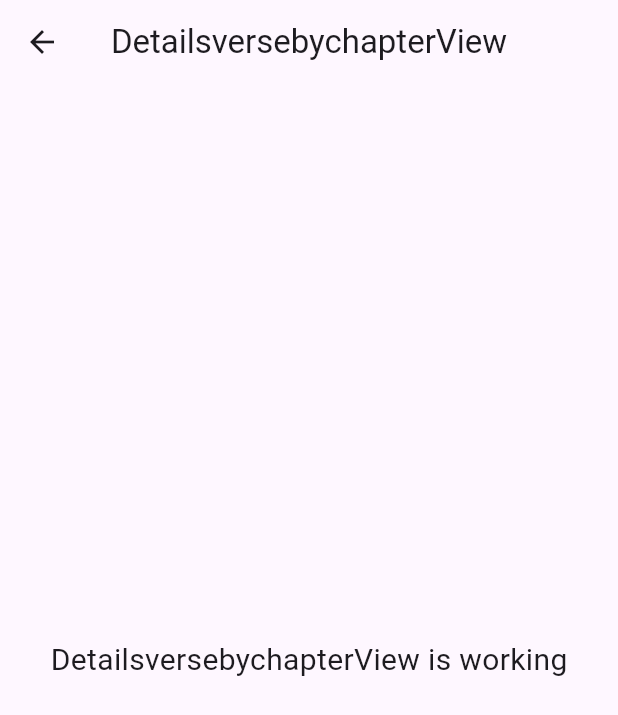
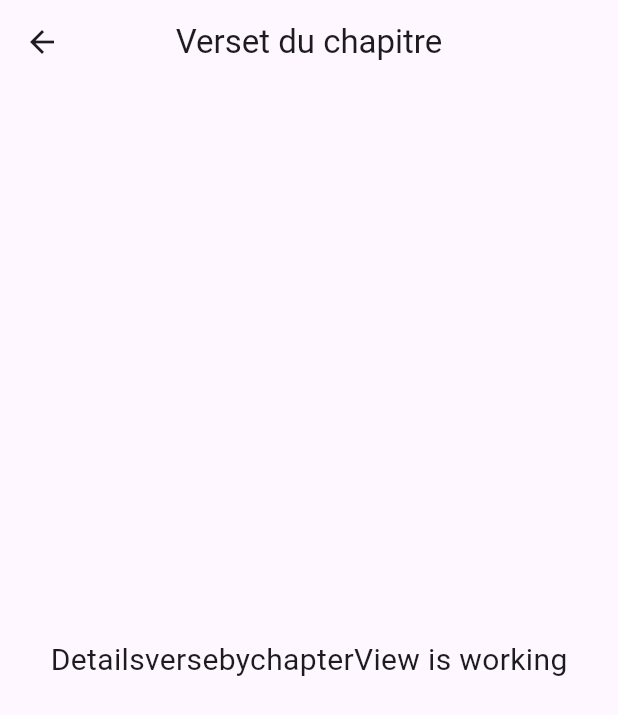
Before and after one commit to mooosmad/piousbible, a Flutter app: the DetailsversebychapterView screen opened directly, on a phone screen of 412 x 824 dp. Shown: the top 715 px of the screen. Run offline on Flutter 3.47's test engine with Material 3 defaults, Android fonts, the phone set to English and light mode, and no system bars; our stand-ins replace get, zoom_tap_animation.

Commit message:
fix: details chapitre

```diff
--- a/lib/app/modules/bible/views/detailsversebychapter_view.dart
+++ b/lib/app/modules/bible/views/detailsversebychapter_view.dart
@@ -8,7 +8,7 @@ class DetailsversebychapterView extends GetView {
   Widget build(BuildContext context) {
     return Scaffold(
       appBar: AppBar(
-        title: const Text('DetailsversebychapterView'),
+        title: const Text('Verset du chapitre'),
         centerTitle: true,
       ),
       body: const Center(
```
